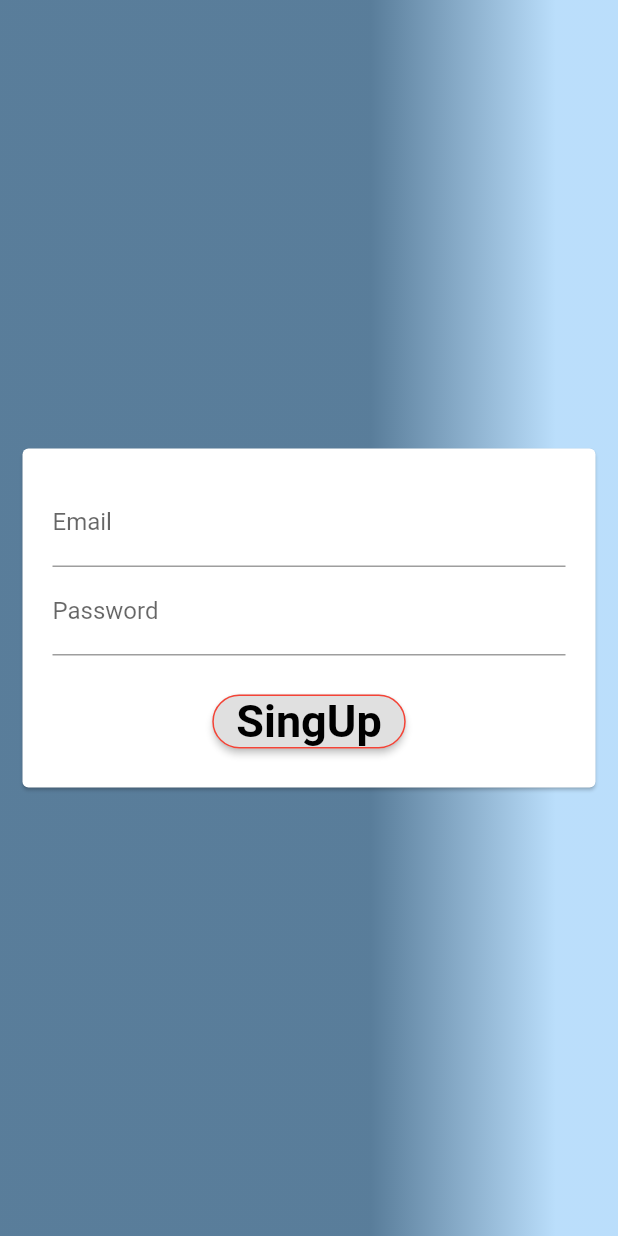
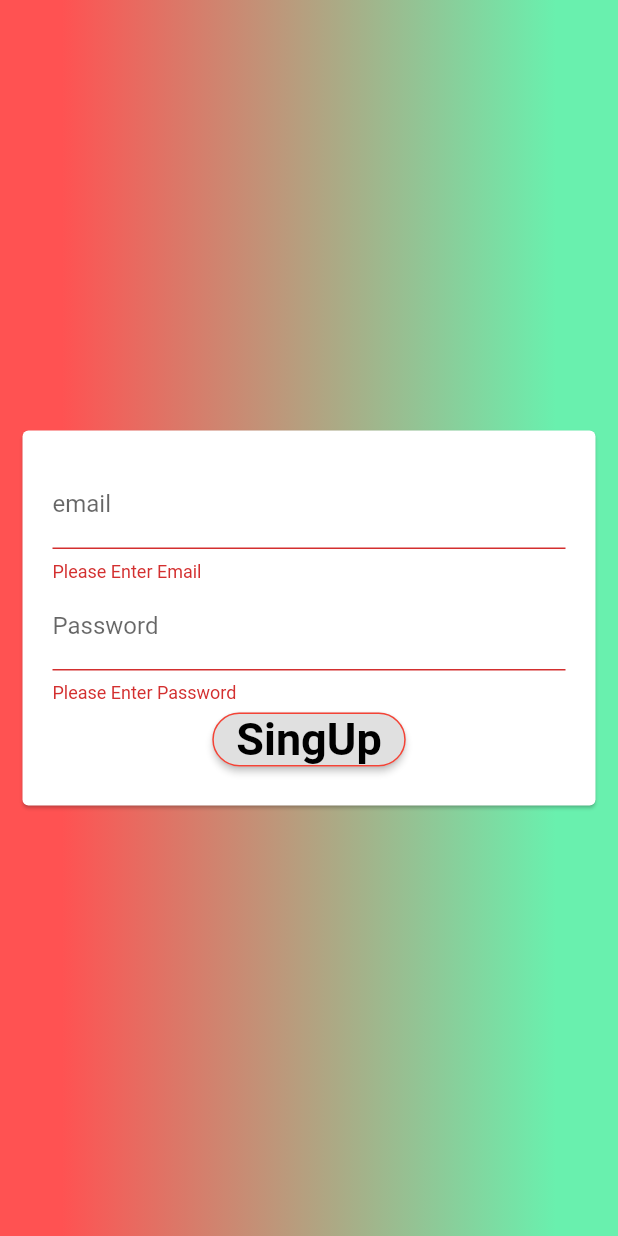
Before and after one commit to DimanshuAbhishek/Flutter-Login-Api, a Flutter app: the screen it shows after launch, after a tap on "SingUp", on a phone screen of 412 x 824 dp. Run offline on Flutter 3.47's test engine with Material 2 defaults, Android fonts, the phone set to English and light mode, and no system bars; our stand-ins replace firebase_auth, firebase_core; accounts and stored records are empty; network calls fail.

Commit message:
first commit

```diff
--- a/lib/main.dart
+++ b/lib/main.dart
@@ -1,6 +1,7 @@
 import 'package:firebase_core/firebase_core.dart';
 import 'package:flutter/material.dart';
 import 'package:login_api/screens/Login.dart';
+import 'package:login_api/screens/SignIn.dart';
 
 
 void main() async {
@@ -17,7 +18,7 @@ class Homepage extends StatelessWidget {
   Widget build(BuildContext context) {
     return MaterialApp(
       debugShowCheckedModeBanner: false,
-      home: LoginAuth(),
+      home: SignInAuth(),
     );
   }
 }
--- /dev/null
+++ b/lib/screens/SignIn.dart
@@ -0,0 +1,116 @@
+import 'package:firebase_auth/firebase_auth.dart';
+import 'package:firebase_core/firebase_core.dart';
+import 'package:flutter/material.dart';
+import 'package:flutter/widgets.dart';
+import 'package:login_api/screens/Login.dart';
+
+class SignInAuth extends StatefulWidget {
+  @override
+  _SignInAuthState createState() => _SignInAuthState();
+}
+
+class _SignInAuthState extends State<SignInAuth> {
+  //Form Key
+  final GlobalKey<FormState> _formkey = GlobalKey<FormState>();
+  //Email
+  TextEditingController email = TextEditingController();
+  //Password
+  TextEditingController password = TextEditingController();
+  //Initializing Firebase
+  final FirebaseAuth auth = FirebaseAuth.instance;
+
+  @override
+  Widget build(BuildContext context) {
+    return Scaffold(
+      backgroundColor: Theme.of(context).backgroundColor,
+      body: Container(
+        decoration: BoxDecoration(
+          gradient: LinearGradient(
+            begin: Alignment.centerRight,
+            end: Alignment.centerLeft,
+            stops: [0.1, 0.9],
+            colors: [Colors.greenAccent, Colors.redAccent],
+          ),
+        ),
+        child: Center(
+          child: Card(
+            margin: EdgeInsets.all(15),
+            child: SingleChildScrollView(
+              padding: EdgeInsets.all(20),
+              child: Form(
+                key: _formkey,
+                child: Column(
+                  children: [
+                    TextFormField(
+                      controller: email,
+                      key: ValueKey("email"),
+                      keyboardType: TextInputType.emailAddress,
+                      validator: (value) {
+                        // ignore: missing_return
+                        if (value.isEmpty) {
+                          return 'Please Enter Email';
+                        }
+                      },
+                      onSaved: (value) => email == value,
+                      decoration: InputDecoration(
+                        labelText: 'email',
+                        hintText: "Email",
+                      ),
+                    ),
+                    TextFormField(
+                      controller: password,
+                      key: ValueKey("Password"),
+                      keyboardType: TextInputType.emailAddress,
+                      validator: (value) {
+                        // ignore: missing_return
+                        if (value.length < 4) {
+                          return 'Please Enter Password';
+                        }
+                      },
+                      onSaved: (value) => password == value,
+                      decoration: InputDecoration(
+                        labelText: 'Password',
+                        hintText: "Password",
+                      ),
+                    ),
+                    RaisedButton(
+                      child: Text(
+                        "SingUp",
+                        style: TextStyle(
+                            color: Colors.black,
+                            fontWeight: FontWeight.bold,
+                            fontSize: 30.0),
+                      ),
+                      shape: RoundedRectangleBorder(
+                        borderRadius: BorderRadius.circular(18.0),
+                        side: BorderSide(color: Colors.red),
+                      ),
+                      onPressed: () {
+                        Signin();
+                      },
+                    ),
+                  ],
+                ),
+              ),
+            ),
+          ),
+        ),
+      ),
+    );
+  }
+
+  Future<void> Signin() async {
+    final formstate = _formkey.currentState;
+    if (formstate.validate()) {
+      formstate.save();
+      try {
+        await auth.signInWithEmailAndPassword(
+            email: email.text, password: password.text);
+        Navigator.push(
+            context, MaterialPageRoute(builder: (context) => LoginAuth()));
+      } catch (e) {
+        print(e);
+      }
+    }
+  }
+}
```
Also changed, not shown: lib/screens/Login.dart (+11 -4 lines).
